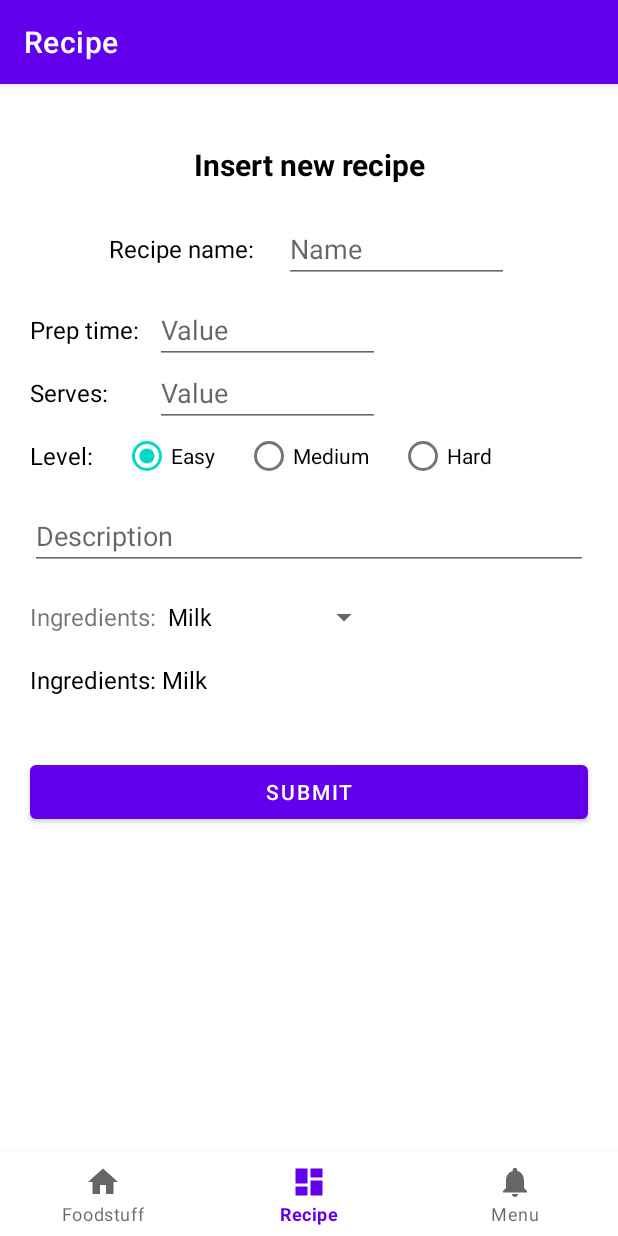
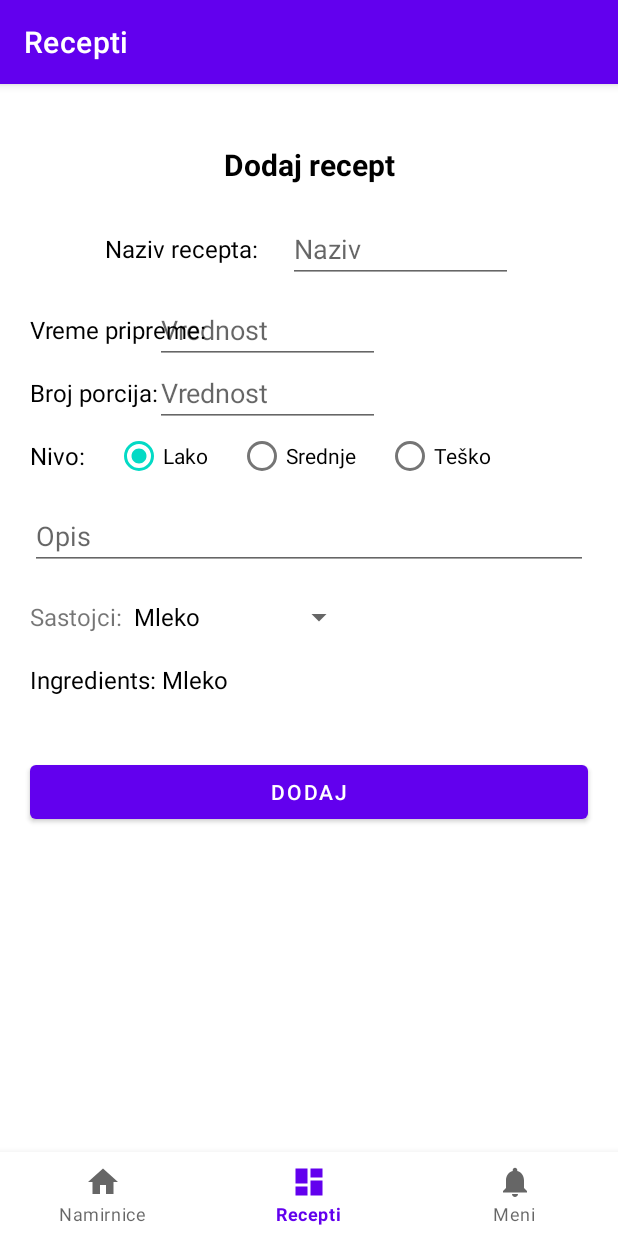
Before and after one commit to lena5rovic98/SIR1, an Android app: the RecipeFragment screen opened through its navigation route, on a phone screen of 412 x 824 dp. Run offline under Robolectric (Android 15) with nearby library versions, the phone set to English and light mode, and no system bars; our stand-ins replace navigation-ui.

Commit message:
Translating to Serbian language

```diff
--- a/Recipe - Java/app/src/main/java/com/example/recipe_java/enums/Level.java
+++ b/Recipe - Java/app/src/main/java/com/example/recipe_java/enums/Level.java
@@ -10,11 +10,11 @@ public enum Level {
     public String getDescription(Level level) {
         switch (level) {
             case EASY:
-                return "This recipe is very easy, you should try";
+                return "Recept je veoma jednostavan, trebalo bi da probaš";
             case HARD:
-                return "Very hard, be careful";
+                return "Veoma teško, budi pažljiv";
             case MEDIUM:
-                return "This is more complicated, pay attention!";
+                return "Ovo je komplikovanije, obrati pažnju!";
             default:
                 return "";
         }
--- a/Recipe - Java/app/src/main/java/com/example/recipe_java/models/Recipe.java
+++ b/Recipe - Java/app/src/main/java/com/example/recipe_java/models/Recipe.java
@@ -86,7 +86,7 @@ public class Recipe {
     public String getStyledPreparationTime() {
         int hours = preparationTime / 60;
         int minutes = preparationTime % 60;
-        return "Preparation time: " + hours + "h and " + minutes + "min";
+        return "Vreme pripreme: " + hours + "h i " + minutes + "min";
     }
 
     public Boolean isAcceptableForDiabetes() {
--- a/Recipe - Java/app/src/main/java/com/example/recipe_java/ui/recipe/RecipeFragment.java
+++ b/Recipe - Java/app/src/main/java/com/example/recipe_java/ui/recipe/RecipeFragment.java
@@ -80,7 +80,7 @@ public class RecipeFragment extends Fragment {
                         Foodstuff::getName
                 ).collect(Collectors.joining(
                         ", ",
-                        "Ingredients: ",
+                        "Sastojci: ",
                         ".")
                 ));
             }
@@ -128,7 +128,7 @@ public class RecipeFragment extends Fragment {
                 // final Recipe newRecipe = new Recipe(name, desc, prepTime, serves, recipeLevel, ingredients);
 
                 Recipe newRecipe = new Recipe(name, desc, prepTime, serves, recipeLevel, ingredients);
-                newRecipe = new Recipe("Spaghetti", "", 50, 4, Level.HARD, null);
+                newRecipe = new Recipe("Špagete", "", 50, 4, Level.HARD, null);
                 // newRecipe.setDescription("New description");
 
                 Data.selectedRestaurant.getCookBook().addRecipe(newRecipe);
--- a/Recipe - Kotlin/app/src/main/java/com/example/recipe/enums/Level.kt
+++ b/Recipe - Kotlin/app/src/main/java/com/example/recipe/enums/Level.kt
@@ -10,9 +10,9 @@ enum class Level {
     // Example: return value
     fun getDescription(): String {
         return when (this) {
-            EASY -> "This recipe is very easy, you should try"
-            MEDIUM -> "This is more complicated, pay attention!"
-            HARD -> "Very hard, be careful"
+            EASY -> "Recept je veoma jednostavan, trebalo bi da probaš"
+            MEDIUM -> "Veoma teško, budi pažljiv"
+            HARD -> "Ovo je komplikovanije, obrati pažnju!"
         }
     }
 }
--- a/Recipe - Kotlin/app/src/main/java/com/example/recipe/extensions/RecipeExtension.kt
+++ b/Recipe - Kotlin/app/src/main/java/com/example/recipe/extensions/RecipeExtension.kt
@@ -4,5 +4,5 @@ package com.example.recipe.extensions
 fun Int.getStyledPreparationTime(): String {
     val hours = this / 60
     val minutes = this % 60
-    return "Preparation time: ${hours}h and ${minutes}min"
+    return "Vreme pripreme: ${hours}h i ${minutes}min"
 }
--- a/Recipe - Kotlin/app/src/main/res/values/strings.xml
+++ b/Recipe - Kotlin/app/src/main/res/values/strings.xml
@@ -1,48 +1,48 @@
 <resources>
-    <string name="app_name">Recipes - Kotlin</string>
-    <string name="title_foodstuff">Foodstuff</string>
-    <string name="title_recipe">Recipe</string>
-    <string name="title_menu">Menu</string>
+    <string name="app_name">Recepti - Kotlin</string>
+    <string name="title_foodstuff">Namirnice</string>
+    <string name="title_recipe">Recepti</string>
+    <string name="title_menu">Meni</string>
 
-    <string name="label_pick_restaurant">Pick your restaurant</string>
-    <string name="label_enter_foodstuff">Enter new foodstuff</string>
-    <string name="label_foodstuff_name">Foodstuff name:</string>
-    <string name="label_calories">Calories: </string>
-    <string name="label_protein">Protein: </string>
-    <string name="label_sugar">Sugar: </string>
-    <string name="label_fats">Fats: </string>
+    <string name="lable_pick_restaurant">Izaberi svoj restoran</string>
+    <string name="label_enter_foodstuff">Dodaj namirnicu</string>
+    <string name="label_foodstuff_name">Naziv namirnice:</string>
+    <string name="label_calories">Kalorije: </string>
+    <string name="label_protein">Proteini: </string>
+    <string name="label_sugar">Šećer: </string>
+    <string name="label_fats">Masti: </string>
     <string name="label_vitaminA">Vitamin A: </string>
     <string name="label_vitaminC">Vitamin C: </string>
-    <string name="label_prep_time">Prep time:</string>
-    <string name="label_serves">Serves:</string>
-    <string name="label_nutri_values">Nutri values:</string>
-    <string name="label_insert_recipe">Insert new recipe</string>
-    <string name="label_recipe_name">Recipe name:</string>
-    <string name="label_level">Level:</string>
-    <string name="label_ingredients">Ingredients:</string>
-    <string name="label_recipe_count">Recipe count:</string>
+    <string name="label_prep_time">Vreme pripreme:</string>
+    <string name="label_serves">Broj porcija:</string>
+    <string name="label_nutri_values">Nutri vrednosti:</string>
+    <string name="label_insert_recipe">Dodaj recept</string>
+    <string name="label_recipe_name">Naziv recepta:</string>
+    <string name="label_level">Nivo:</string>
+    <string name="label_ingredients">Sastojci:</string>
+    <string name="label_recipe_count">Broj:</string>
 
-    <string name="placeholder_name">Name</string>
-    <string name="placeholder_value">Value</string>
-    <string name="placeholder_description">Description</string>
-    <string name="placeholder_search">Search</string>
+    <string name="placeholder_name">Naziv</string>
+    <string name="placeholder_value">Vrednost</string>
+    <string name="placeholder_description">Opis</string>
+    <string name="placeholder_search">Pretraga</string>
 
-    <string name="button_submit">Submit</string>
-    <string name="button_easy">Easy</string>
-    <string name="button_medium">Medium</string>
-    <string name="button_hard">Hard</string>
+    <string name="button_submit">Dodaj</string>
+    <string name="button_easy">Lako</string>
+    <string name="button_medium">Srednje</string>
+    <string name="button_hard">Teško</string>
 
-    <string name="check_box_good_for_diabetics">Good for diabetics</string>
-    <string name="check_box_sort_by_prep_time">Sort by prep time</string>
+    <string name="check_box_good_for_diabetics">Pogodno za dijabetičare</string>
+    <string name="check_box_sort_by_prep_time">Sortiranje po vremenu pripreme</string>
 
 
-    <string name="toast_foodstuff_added">Foodstuff added successfully!</string>
-    <string name="toast_recipe_added">Recipe added successfully!</string>
+    <string name="toast_foodstuff_added">Namirnica uspešno dodata!</string>
+    <string name="toast_recipe_added">Recept uspešno dodat!</string>
 
 
     <string-array name="foodstuff_tabs">
-        <item>New foodstuff</item>
-        <item>Foodstuff list</item>
+        <item>Nova namirnica</item>
+        <item>Lista namirnica</item>
     </string-array>
 
 </resources>
```
Also changed, not shown: Recipe - Java/app/src/main/java/com/example/recipe_java/Data.java (+23 -23 lines), Recipe - Java/app/src/main/java/com/example/recipe_java/ui/menu/RecipeAdapter.java (+4 -4 lines), Recipe - Java/app/src/main/res/values/strings.xml (+33 -33 lines), Recipe - Kotlin/app/src/main/java/com/example/recipe/Data.kt (+23 -23 lines), Recipe - Kotlin/app/src/main/java/com/example/recipe/ui/menu/RecipeAdapter.kt (+5 -5 lines).
